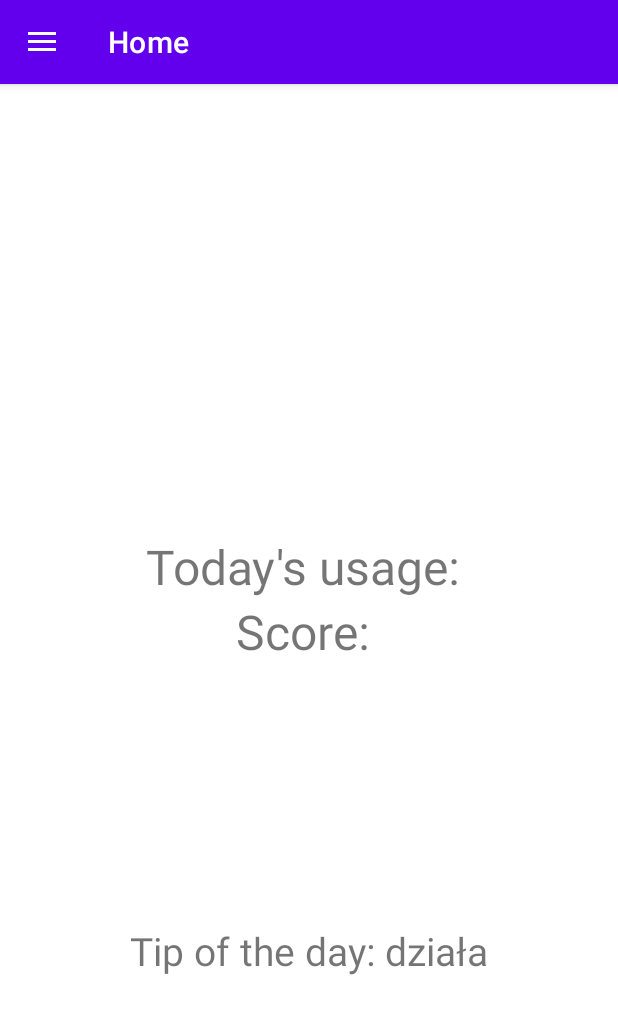
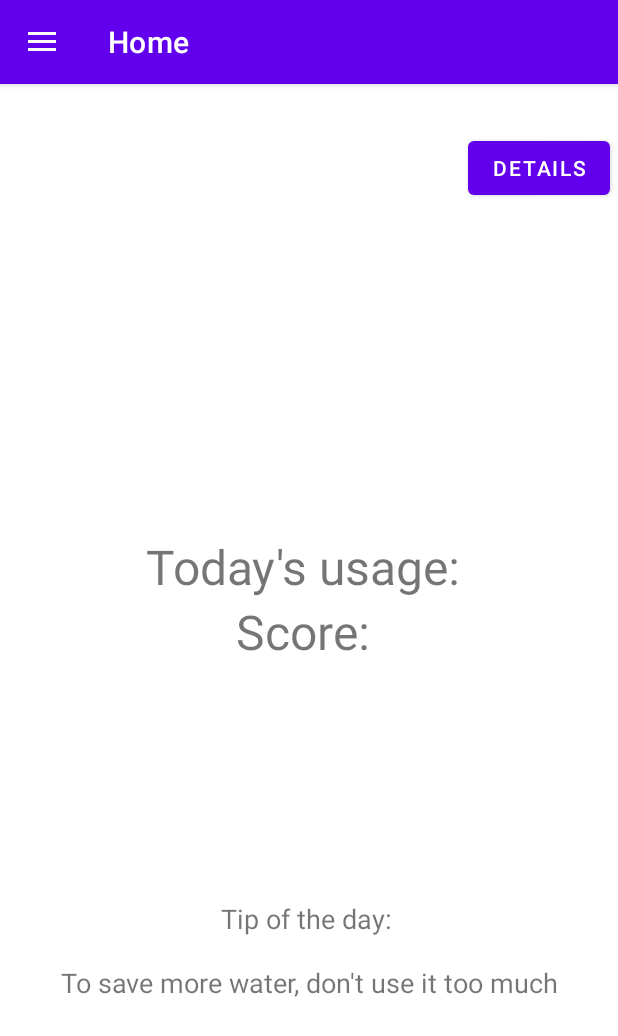
Before and after one commit to mkedziora/TapToSave, an Android app: the screen it shows after launch (MainActivity), on a phone screen of 412 x 824 dp. Shown: the top 1036 px of the screen. Run offline under Robolectric (Android 15) with nearby library versions, the phone set to English and light mode, and no system bars; our stand-ins replace navigation-ui.

Commit message:
in progress

```diff
--- a/App/app/src/main/java/com/example/taptosave/ui/home/HomeFragment.kt
+++ b/App/app/src/main/java/com/example/taptosave/ui/home/HomeFragment.kt
@@ -1,25 +1,38 @@
 package com.example.taptosave.ui.home
 
+import android.annotation.SuppressLint
 import android.os.Bundle
 import android.view.LayoutInflater
 import android.view.View
 import android.view.ViewGroup
 import androidx.fragment.app.Fragment
+import com.example.taptosave.MainActivity
 import com.example.taptosave.R
 import kotlinx.android.synthetic.main.fragment_home.view.*
+import com.example.taptosave.ui.details.DetailsFragment
+import kotlinx.android.synthetic.main.details_fragment.*
+import kotlinx.android.synthetic.main.details_fragment.view.*
 
 class HomeFragment : Fragment() {
 
     private lateinit var root: View
 
+    @SuppressLint("SetTextI18n")
     override fun onCreateView(
             inflater: LayoutInflater,
             container: ViewGroup?,
             savedInstanceState: Bundle?
     ): View? {
         root = inflater.inflate(R.layout.fragment_home, container, false)
+        root.button.setOnClickListener {
+            (context as MainActivity).changeFragment(DetailsFragment.newInstance())
+                }
+        val todayScore = root.textView2.text
+        val score = root.textView3.text
         val tipOfTheDay = root.textView4.text
-        root.textView4.text = tipOfTheDay.toString() + "działa"
+        root.textView4.text = """$tipOfTheDay
+
+To save more water, don't use it too much"""
         return root
     }
 }
--- a/App/app/src/main/res/layout/fragment_home.xml
+++ b/App/app/src/main/res/layout/fragment_home.xml
@@ -14,7 +14,7 @@
         app:layout_constraintEnd_toEndOf="parent"
         app:layout_constraintStart_toStartOf="parent"
         app:layout_constraintTop_toTopOf="parent"
-        tools:src="@drawable/ic_settings_24" />
+        tools:src="@drawable/ic_home_24" />
 
     <TextView
         android:id="@+id/textView2"
@@ -40,10 +40,22 @@
         android:id="@+id/textView4"
         android:layout_width="wrap_content"
         android:layout_height="wrap_content"
-        android:textSize="26dp"
+        android:textSize="18dp"
         android:text="Tip of the day: "
+        android:textAlignment="center"
         app:layout_constraintBottom_toBottomOf="parent"
         app:layout_constraintEnd_toEndOf="parent"
         app:layout_constraintStart_toStartOf="parent"
         app:layout_constraintTop_toBottomOf="@+id/textView3" />
+
+    <Button
+        android:id="@+id/button"
+        android:layout_width="wrap_content"
+        android:layout_height="wrap_content"
+        android:layout_marginTop="32dp"
+        android:text="details"
+        app:layout_constraintEnd_toEndOf="parent"
+        app:layout_constraintStart_toEndOf="@+id/imageView"
+        app:layout_constraintTop_toTopOf="parent" />
+
 </androidx.constraintlayout.widget.ConstraintLayout>
--- a/App/app/src/main/res/navigation/mobile_navigation.xml
+++ b/App/app/src/main/res/navigation/mobile_navigation.xml
@@ -23,4 +23,9 @@
         android:label="@string/menu_slideshow"
         tools:layout="@layout/fragment_slideshow" />
 
+    <fragment
+        android:id="@+id/nav_details"
+        android:name="com.example.taptosave.ui.details.DetailsFragment"
+        tools:layout="@layout/details_fragment"/>
+
 </navigation>
```
Also changed, not shown: App/app/src/main/java/com/example/taptosave/MainActivity.kt (+7 -0 lines), App/app/src/main/java/com/example/taptosave/ui/details/DetailsFragment.kt (added, +52 -0 lines), App/app/src/main/res/layout/details_fragment.xml (added, +39 -0 lines).
